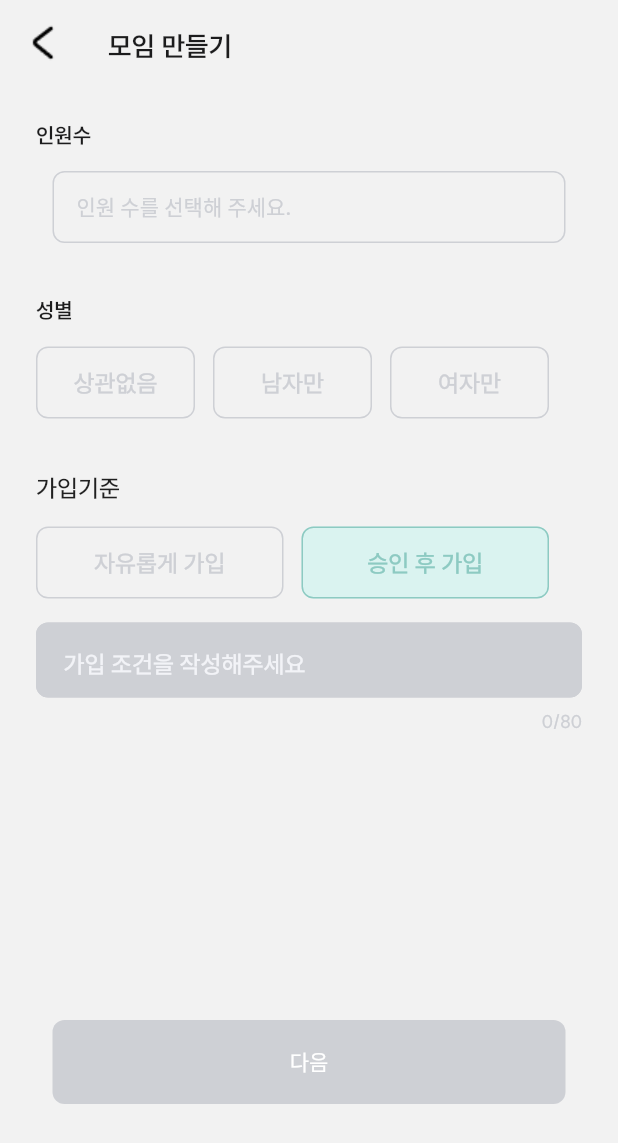
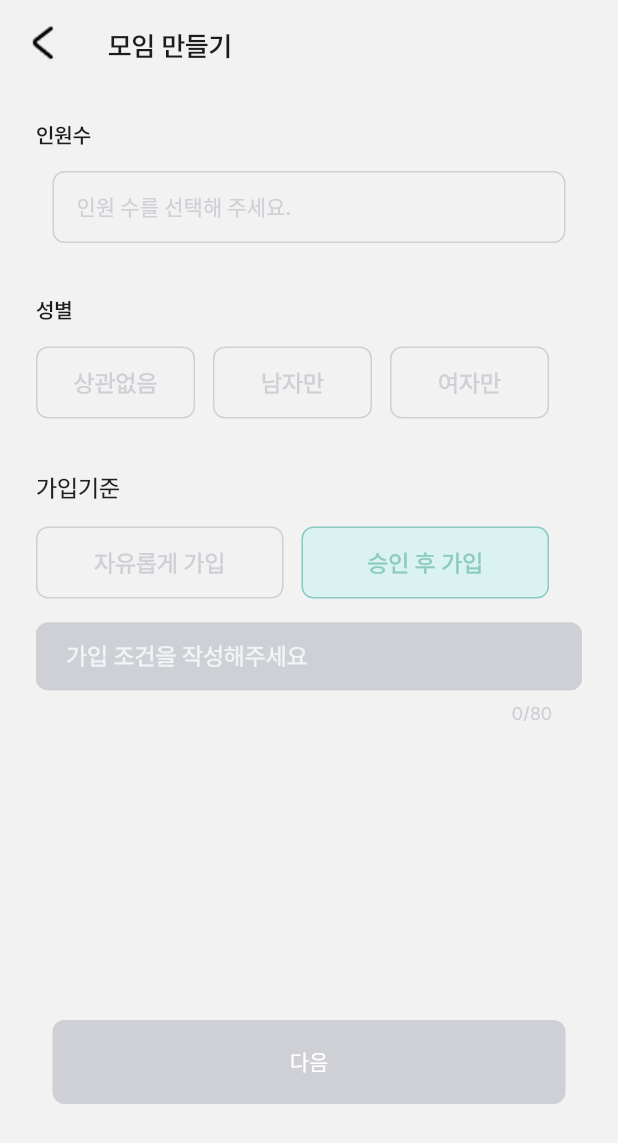
Before and after one commit to Onedea1/New_Meeting_Page_2, a Flutter app: the screen it shows after launch, after a tap on "승인 후 가입", on a phone screen of 412 x 824 dp. Shown: the top 1143 px of the screen. Run offline on Flutter 3.47's test engine with Material 2 defaults, Android fonts, the light colour scheme and no system bars; project files that could hold a hidden picture were left out.

Commit message:
textformfield need upgrade

```diff
--- a/lib/buttons/choice_resistar_button.dart
+++ b/lib/buttons/choice_resistar_button.dart
@@ -91,14 +91,16 @@ class _ChoiceResisterButtonState extends State<ChoiceResisterButton> {
               SizedBox(
                 height: 16,
               ),
-              TextFormField(
+              SizedBox(
+                height: 65,
+                child: TextFormField(
                   style: TextStyle(
-                  fontSize: 24,
+                    fontSize: 16,
                     fontFamily: 'SUIT',
                     fontWeight: FontWeight.w600,
                   ),
                   decoration: InputDecoration(
-                  hintText: '     가입 조건을 작성해주세요',
+                    hintText: '가입 조건을 작성해주세요',
                     hintStyle: TextStyle(
                       fontSize: 16,
                       fontFamily: 'SUIT',
@@ -121,9 +123,11 @@ class _ChoiceResisterButtonState extends State<ChoiceResisterButton> {
                     // counterText: '',
                     filled: true,
                     fillColor: MIXIN_BLACK_4,
-                  contentPadding: EdgeInsets.symmetric(vertical: 10.0),
+                    contentPadding: EdgeInsets.symmetric(horizontal: 20),
                   ),
                   maxLength: 80,
+                  maxLines:null,
+                ),
               ),
             ],
           ),
```
Lines whose indentation alone changed are shown as unchanged.
